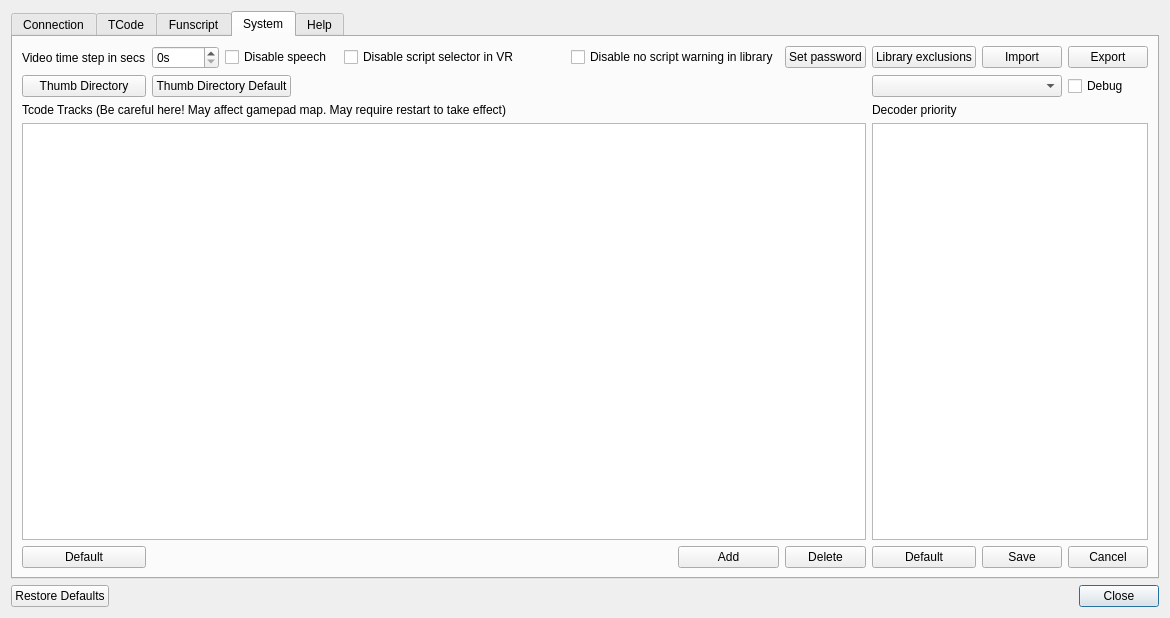
Old version of the form src/settings.ui in the repository jcfain/XTPlayer.
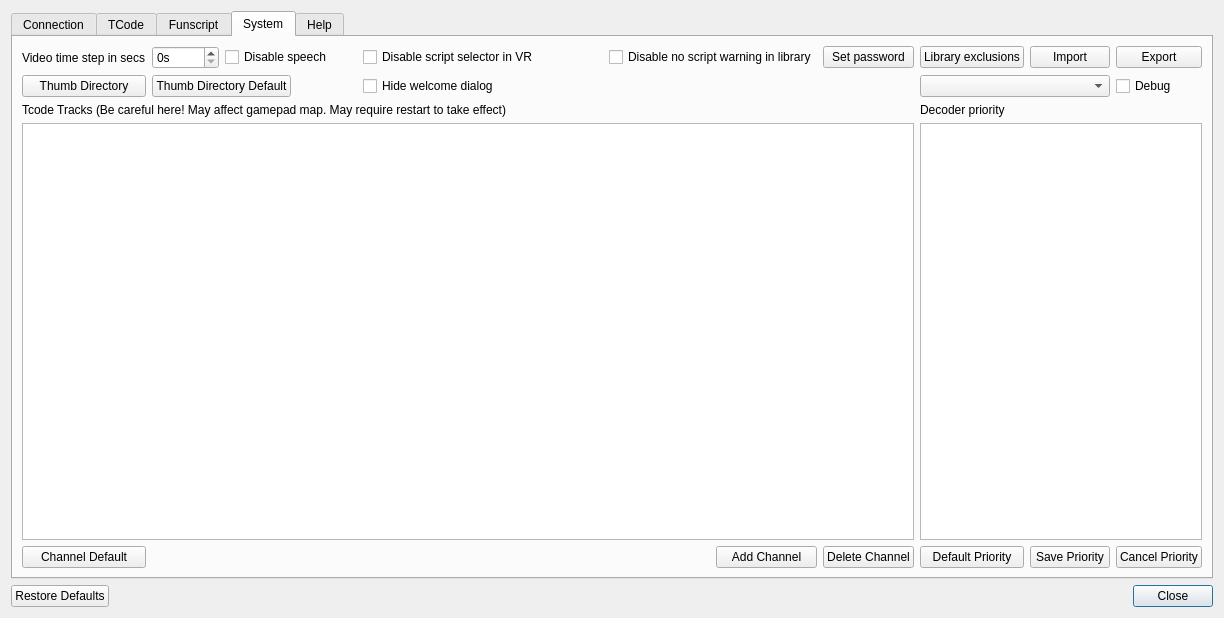
New version of the form. The open tabs and pages were chosen to show the change. Icons and pictures are not drawn.

Commit message: Adding welcome dialog improved dark theme

The edit to the form file:
```diff
--- a/src/settings.ui
+++ b/src/settings.ui
@@ -6,7 +6,7 @@
    <rect>
     <x>0</x>
     <y>0</y>
-    <width>1170</width>
+    <width>1224</width>
     <height>618</height>
    </rect>
   </property>
@@ -368,7 +368,7 @@
        <item row="6" column="0">
         <widget class="QPushButton" name="axisDefaultButton">
          <property name="text">
-          <string>Default</string>
+          <string>Channel Default</string>
          </property>
         </widget>
        </item>
@@ -391,14 +391,14 @@
        <item row="6" column="11">
         <widget class="QPushButton" name="cancelPriorityButton">
          <property name="text">
-          <string>Cancel</string>
+          <string>Cancel Priority</string>
          </property>
         </widget>
        </item>
        <item row="6" column="10">
         <widget class="QPushButton" name="savePriorityButton">
          <property name="text">
-          <string>Save</string>
+          <string>Save Priority</string>
          </property>
         </widget>
        </item>
@@ -447,7 +447,7 @@
        <item row="6" column="8">
         <widget class="QPushButton" name="channelDeleteButton">
          <property name="text">
-          <string>Delete</string>
+          <string>Delete Channel</string>
          </property>
         </widget>
        </item>
@@ -461,7 +461,7 @@
        <item row="6" column="9">
         <widget class="QPushButton" name="defaultPriorityButton">
          <property name="text">
-          <string>Default</string>
+          <string>Default Priority</string>
          </property>
         </widget>
        </item>
@@ -505,7 +505,7 @@
        <item row="6" column="7">
         <widget class="QPushButton" name="channelAddButton">
          <property name="text">
-          <string>Add</string>
+          <string>Add Channel</string>
          </property>
         </widget>
        </item>
@@ -564,6 +564,13 @@
        <item row="1" column="9" colspan="2">
         <widget class="QComboBox" name="tCodeVersionComboBox"/>
        </item>
+       <item row="1" column="4">
+        <widget class="QCheckBox" name="hideWelcomeDialog">
+         <property name="text">
+          <string>Hide welcome dialog</string>
+         </property>
+        </widget>
+       </item>
       </layout>
      </widget>
      <widget class="QWidget" name="helpTab">
```
The commit also changes 21 other files.
